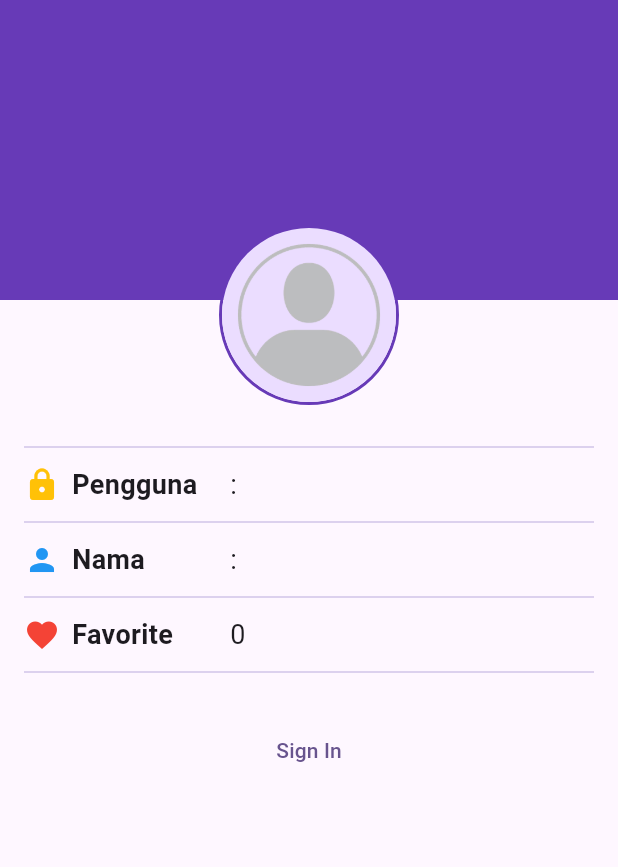
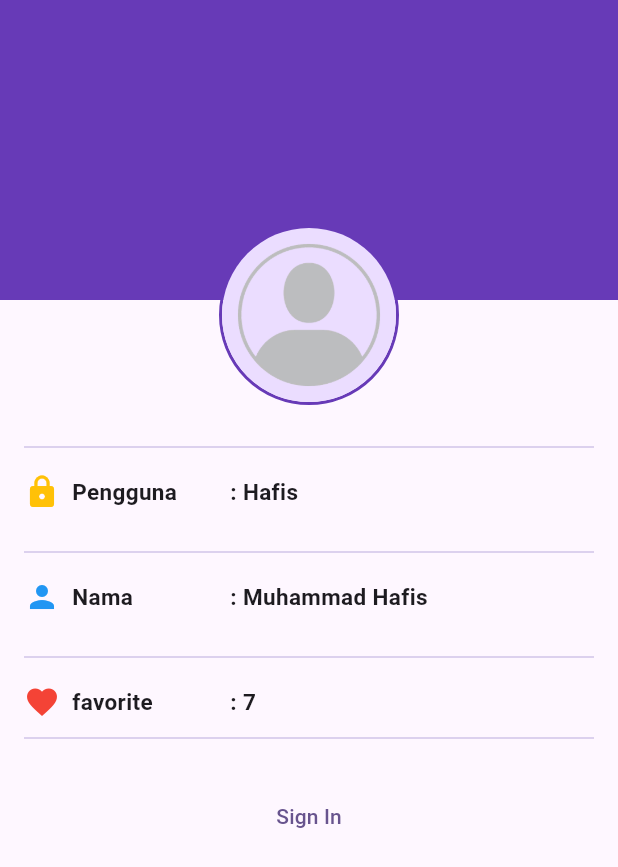
Before and after one commit to hafiizkz/wisata_candi_muhammadhafis, a Flutter app: the screen it shows after launch, on a phone screen of 412 x 824 dp. Shown: the top 867 px of the screen. Run offline on Flutter 3.47's test engine with Material 3 defaults, Android fonts, the phone set to English and light mode, and no system bars; our stand-ins replace cached_network_image.

Commit message:
Pertemuan 13

```diff
--- a/lib/screens/profile_screen.dart
+++ b/lib/screens/profile_screen.dart
@@ -1,5 +1,5 @@
 import 'package:flutter/material.dart';
-
+import 'package:wisata_candi_muhammadhafis/widgets/profile_into_item.dart';
 class ProfileScreen extends StatefulWidget{
   const ProfileScreen({super.key});
 
@@ -10,9 +10,9 @@ class ProfileScreen extends StatefulWidget{
 class _ProfileScreenState extends State<ProfileScreen>{
   // TODO: 1. Deklarasikan variabel yang dibutuhkan
   bool isSignedIn = false;
-  String fullName = '';
-  String userName = '';
-  int favoriteCandiCount = 0;
+  String fullName = 'Muhammad Hafis';
+  String userName = 'Hafis';
+  int favoriteCandiCount = 7;
 
   // TODO: 5, Implementasi fungsi signIn
   void signIn (){
@@ -61,7 +61,7 @@ class _ProfileScreenState extends State<ProfileScreen>{
                         if(isSignedIn)
                           IconButton(
                               onPressed: (){},
-                              icon: Icon(Icons.camera_alt, color: Colors.deepPurple,))
+                              icon: Icon(Icons.camera_alt, color: Colors.white))
                       ],
                     ),
                   ),
@@ -70,67 +70,44 @@ class _ProfileScreenState extends State<ProfileScreen>{
                 // TODO: 3. Buat bagian ProfileInfo yang berisi info profil
                 SizedBox(height: 20),
                 Divider(color: Colors.deepPurple[100]),
-                SizedBox(height: 4),
-                Row(
-                  children: [
-                    SizedBox(width: MediaQuery.of(context).size.width / 3,
-                    child: Row(
-                      children: [
-                        Icon(Icons.lock, color: Colors.amber),
-                        SizedBox(width: 8),
-                        Text('Pengguna', style: TextStyle(
-                          fontSize: 18, fontWeight: FontWeight.bold,
-                        ),),
-                      ],
-                    ),),
-                    Expanded(
-                      child: Text(': $userName', style: TextStyle(
-                        fontSize: 18),),),
-                  ],
+                SizedBox(height: 10),
+                ProfileIntoItem(
+                  icon: Icons.lock,
+                  label: 'Pengguna',
+                  value: userName,
+                  showEditIcon: isSignedIn,
+                  onEditPressed: () {
+                    debugPrint('Icon Edit Ditekan');
+                  },
+                  iconColor: Colors.amber,
                 ),
 
-                SizedBox(height: 4),
+                SizedBox(height: 20),
                 Divider(color: Colors.deepPurple[100]),
-                SizedBox(height: 4),
-                Row(
-                  children: [
-                    SizedBox(width: MediaQuery.of(context).size.width / 3,
-                      child: Row(
-                        children: [
-                          Icon(Icons.person, color: Colors.blue),
-                          SizedBox(width: 8),
-                          Text('Nama', style: TextStyle(
-                            fontSize: 18, fontWeight: FontWeight.bold,
-                          ),),
-                        ],
-                      ),),
-                    Expanded(
-                      child: Text(': $fullName', style: TextStyle(
-                          fontSize: 18),),),
-                    if(isSignedIn) Icon(Icons.edit),
-                  ],
+                SizedBox(height: 10),
+                ProfileIntoItem(
+                  icon: Icons.person,
+                  label: 'Nama',
+                  value: fullName,
+                  showEditIcon: isSignedIn,
+                  onEditPressed: () {
+                    debugPrint('Icon Edit Ditekan');
+                  },
+                  iconColor: Colors.blue,
                 ),
-                SizedBox(height: 4),
+
+                SizedBox(height: 20),
                 Divider(color: Colors.deepPurple[100]),
-                SizedBox(height: 4),
-                Row(
-                  children: [
-                    SizedBox(width: MediaQuery.of(context).size.width/3,
-                      child: Row(
-                        children: [
-                          Icon(Icons.favorite, color: Colors.red),
-                          SizedBox(width: 8),
-                          Text('Favorite', style: TextStyle(
-                              fontSize: 18, fontWeight: FontWeight.bold
-                          ),)
-                        ],
-                      ),
-                    ),
-                    Expanded(child: Text('0', style: TextStyle(
-                        fontSize: 18
-                    ), ),),
-                    if(isSignedIn) Icon(Icons.edit)
-                  ],
+                SizedBox(height: 10),
+                ProfileIntoItem(
+                  icon: Icons.favorite,
+                  label: 'favorite',
+                  value: favoriteCandiCount,
+                  showEditIcon: isSignedIn,
+                  onEditPressed: () {
+                    debugPrint('Icon Edit Ditekan');
+                  },
+                  iconColor: Colors.red,
                 ),
                 // TODO: 4. Buat ProfileActions yang berisi TextButton sign in/out
                 SizedBox(height: 4),
--- /dev/null
+++ b/lib/widgets/profile_into_item.dart
@@ -0,0 +1,50 @@
+// import 'dart:ffi';
+import 'package:flutter/material.dart';
+
+class ProfileIntoItem extends StatelessWidget {
+  final IconData icon;
+  final String label;
+  final dynamic value;
+  final bool showEditIcon;
+  final VoidCallback? onEditPressed;
+  final Color iconColor;
+
+  const ProfileIntoItem({
+    super.key,
+    required this.icon,
+    required this.label,
+    required this.value,
+    this.showEditIcon = false,
+    this.onEditPressed,
+    required this.iconColor,
+  });
+
+  @override
+  Widget build(BuildContext context) {
+    return Row(
+      children: [
+        SizedBox(
+          width: MediaQuery.of(context).size.width / 3,
+          child: Row(
+            children: [
+              Icon(icon, color: iconColor),
+              SizedBox(width: 8),
+              Text(
+                label,
+                style: TextStyle(fontSize: 15, fontWeight: FontWeight.bold),
+              ),
+            ],
+          ),
+        ),
+        Expanded(
+          child: Text(
+            ': ${value.toString()}',
+            style: TextStyle(fontSize: 15, fontWeight: FontWeight.bold),
+          ),
+        ),
+        if (showEditIcon)
+          InkWell(onTap: onEditPressed, child: Icon(Icons.edit)),
+      ],
+    );
+  }
+}
```
